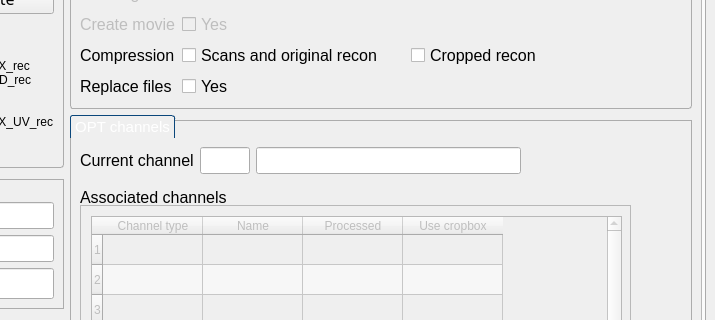
First picture: the form in mainwindow - Copy.ui, repository mpi2/HARP, before the edit; both pictures show x 590 to 1305 and y 359 to 679 of the 1305 by 882 pixel window.
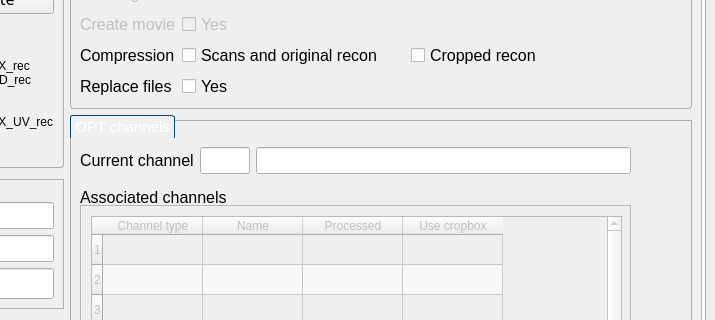
Second picture: the form after the edit.

Diff of the .ui file:
```diff
--- a/mainwindow - Copy.ui
+++ b/mainwindow - Copy.ui
@@ -1635,7 +1635,7 @@
               <rect>
                <x>10</x>
                <y>30</y>
-               <width>441</width>
+               <width>551</width>
                <height>31</height>
               </rect>
              </property>
```
